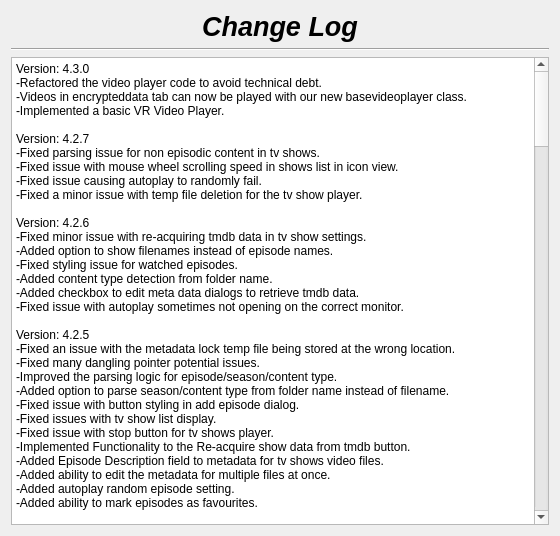
This is changelog.ui in therealMaPMaKeR/MMDiary as Qt 5 draws it before an edit. The edited form follows.
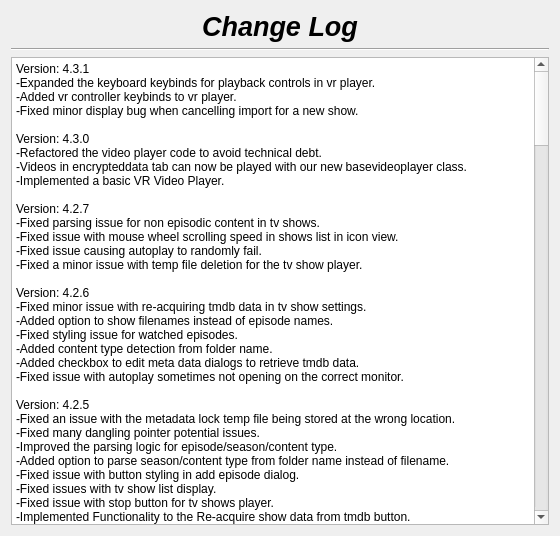
This is the edited form.

What changed in the file:
```diff
--- a/changelog.ui
+++ b/changelog.ui
@@ -55,7 +55,7 @@
 li.unchecked::marker { content: &quot;\2610&quot;; }
 li.checked::marker { content: &quot;\2612&quot;; }
 &lt;/style&gt;&lt;/head&gt;&lt;body style=&quot; font-family:'Segoe UI'; font-size:9pt; font-weight:400; font-style:normal;&quot;&gt;
-&lt;p style=&quot; margin-top:0px; margin-bottom:0px; margin-left:0px; margin-right:0px; -qt-block-indent:0; text-indent:0px;&quot;&gt;Version: 4.3.0&lt;br /&gt;-Refactored the video player code to avoid technical debt.&lt;br /&gt;-Videos in encrypteddata tab can now be played with our new basevideoplayer class.&lt;br /&gt;-Implemented a basic VR Video Player.&lt;br /&gt;&lt;br /&gt;Version: 4.2.7&lt;br /&gt;-Fixed parsing issue for non episodic content in tv shows.&lt;br /&gt;-Fixed issue with mouse wheel scrolling speed in shows list in icon view.&lt;br /&gt;-Fixed issue causing autoplay to randomly fail.&lt;/p&gt;
+&lt;p style=&quot; margin-top:0px; margin-bottom:0px; margin-left:0px; margin-right:0px; -qt-block-indent:0; text-indent:0px;&quot;&gt;Version: 4.3.1&lt;br /&gt;-Expanded the keyboard keybinds for playback controls in vr player.&lt;br /&gt;-Added vr controller keybinds to vr player.&lt;br /&gt;-Fixed minor display bug when cancelling import for a new show.&lt;br /&gt;&lt;br /&gt;Version: 4.3.0&lt;br /&gt;-Refactored the video player code to avoid technical debt.&lt;br /&gt;-Videos in encrypteddata tab can now be played with our new basevideoplayer class.&lt;br /&gt;-Implemented a basic VR Video Player.&lt;br /&gt;&lt;br /&gt;Version: 4.2.7&lt;br /&gt;-Fixed parsing issue for non episodic content in tv shows.&lt;br /&gt;-Fixed issue with mouse wheel scrolling speed in shows list in icon view.&lt;br /&gt;-Fixed issue causing autoplay to randomly fail.&lt;/p&gt;
 &lt;p style=&quot; margin-top:0px; margin-bottom:0px; margin-left:0px; margin-right:0px; -qt-block-indent:0; text-indent:0px;&quot;&gt;-Fixed a minor issue with temp file deletion for the tv show player.&lt;br /&gt;&lt;br /&gt;Version: 4.2.6&lt;br /&gt;-Fixed minor issue with re-acquiring tmdb data in tv show settings.&lt;/p&gt;
 &lt;p style=&quot; margin-top:0px; margin-bottom:0px; margin-left:0px; margin-right:0px; -qt-block-indent:0; text-indent:0px;&quot;&gt;-Added option to show filenames instead of episode names.&lt;br /&gt;-Fixed styling issue for watched episodes.&lt;/p&gt;
 &lt;p style=&quot; margin-top:0px; margin-bottom:0px; margin-left:0px; margin-right:0px; -qt-block-indent:0; text-indent:0px;&quot;&gt;-Added content type detection from folder name.&lt;br /&gt;-Added checkbox to edit meta data dialogs to retrieve tmdb data.&lt;br /&gt;-Fixed issue with autoplay sometimes not opening on the correct monitor.&lt;br /&gt;&lt;br /&gt;Version: 4.2.5&lt;br /&gt;-Fixed an issue with the metadata lock temp file being stored at the wrong location.&lt;br /&gt;-Fixed many dangling pointer potential issues.&lt;/p&gt;
```
